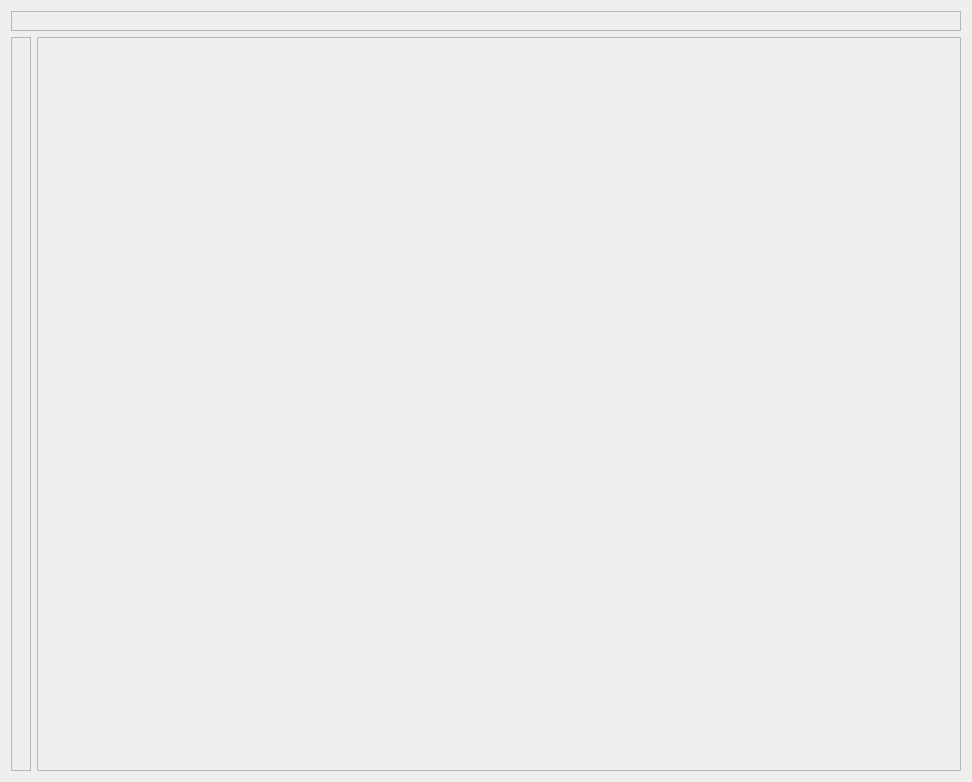
Before: the Qt Designer form pyobs_gui/qt/weatherwidget.ui in pyobs/pyobs-gui, drawn with Qt 5.
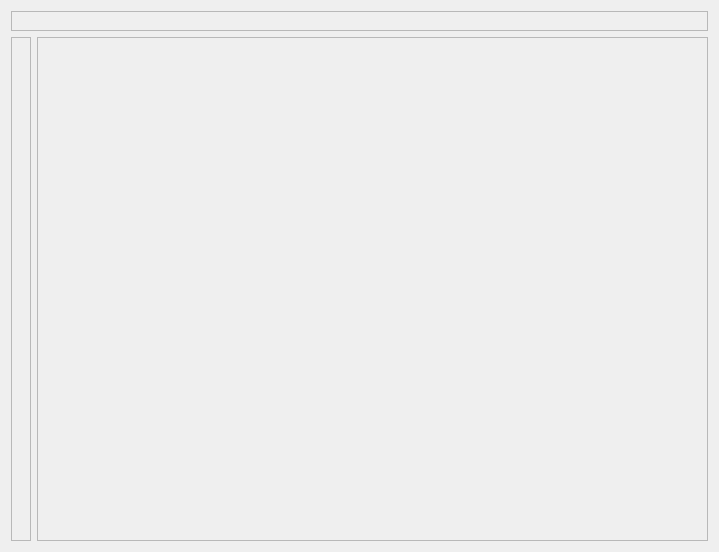
After: the same form once the commit is applied.

The edit to the form file:
```diff
--- a/pyobs_gui/qt/weatherwidget.ui
+++ b/pyobs_gui/qt/weatherwidget.ui
@@ -6,8 +6,8 @@
    <rect>
     <x>0</x>
     <y>0</y>
-    <width>972</width>
-    <height>782</height>
+    <width>719</width>
+    <height>552</height>
    </rect>
   </property>
   <property name="windowTitle">
```
Left out of the diff: 12 changed lines with no effect on the pictures.
